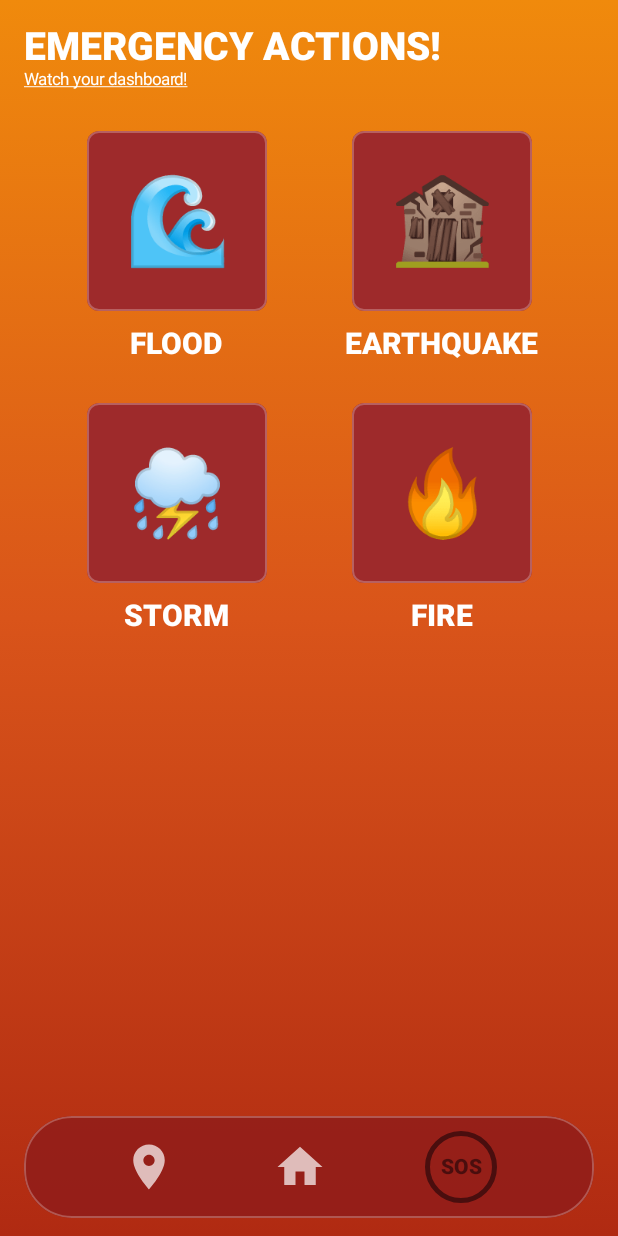
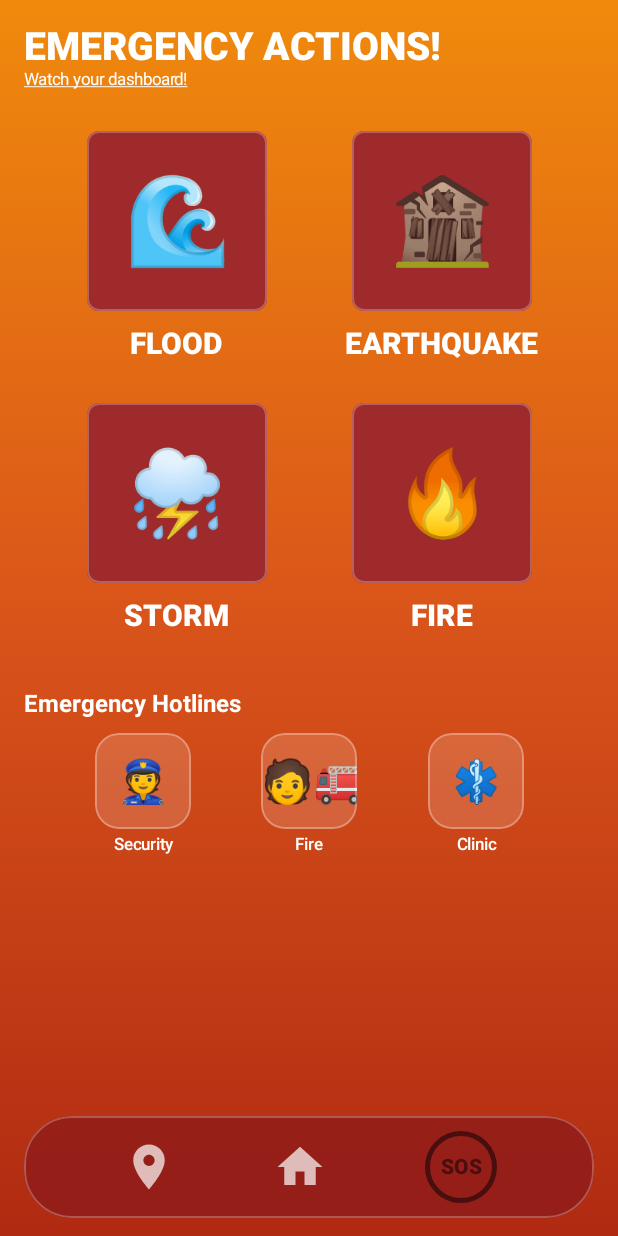
Before and after one commit to qtbby/SmartDrill, an Android app built with Jetpack Compose: the @Preview function EmergencyActionsPreview, on a phone screen of 412 x 824 dp. Run offline under Robolectric (Android 15) with nearby library versions, the phone set to English and light mode, and no system bars.

Commit message:
Add emergency hotline buttons to SOS screen

```diff
--- a/app/src/main/java/com/example/smartdrill/ui/EmergencyActionScreen.kt
+++ b/app/src/main/java/com/example/smartdrill/ui/EmergencyActionScreen.kt
@@ -1,5 +1,7 @@
 package com.example.smartdrill.ui
 
+import android.content.Intent
+import android.net.Uri
 import androidx.compose.foundation.background
 import androidx.compose.foundation.border
 import androidx.compose.foundation.clickable
@@ -19,6 +21,7 @@ import androidx.compose.ui.Alignment
 import androidx.compose.ui.Modifier
 import androidx.compose.ui.draw.clip
 import androidx.compose.ui.graphics.Color
+import androidx.compose.ui.platform.LocalContext
 import androidx.compose.ui.text.font.FontWeight
 import androidx.compose.ui.text.style.TextDecoration
 import androidx.compose.ui.tooling.preview.Preview
@@ -34,6 +37,12 @@ fun EmergencyActionsScreen(
     onClearAlert: () -> Unit = {},
     onTabSelected: (BottomTab) -> Unit = {}
 ) {
+    val context = LocalContext.current
+
+    fun dial(number: String) {
+        context.startActivity(Intent(Intent.ACTION_DIAL, Uri.parse("tel:$number")))
+    }
+
     // Keep the selection pending until the user confirms the broadcast in the dialog.
     var pending by remember { mutableStateOf<Disaster?>(null) }
 
@@ -77,6 +86,24 @@ fun EmergencyActionsScreen(
 
                 if (activeDisaster != null) {
                     AuthButton("Clear alert (all safe)", onClearAlert)
+                    Spacer(Modifier.height(20.dp))
+                }
+
+                Spacer(Modifier.height(10.dp))
+                Text(
+                    text = "Emergency Hotlines",
+                    color = Color.White,
+                    fontWeight = FontWeight.Bold,
+                    fontSize = 16.sp
+                )
+                Spacer(Modifier.height(10.dp))
+                Row(
+                    modifier = Modifier.fillMaxWidth(),
+                    horizontalArrangement = Arrangement.SpaceEvenly
+                ) {
+                    HotlineButton("👮", "Security") { dial("911") }
+                    HotlineButton("🧑‍🚒", "Fire") { dial("911") }
+                    HotlineButton("⚕️", "Clinic") { dial("911") }
                 }
             }
             AppBottomBar(BottomTab.SOS, onTabSelected)
@@ -133,6 +160,29 @@ private fun DisasterTile(disaster: Disaster, selected: Boolean, onClick: () -> U
     }
 }
 
+// Present one hotline shortcut.
+@Composable
+private fun HotlineButton(icon: String, label: String, onClick: () -> Unit) {
+    val shape = RoundedCornerShape(16.dp)
+    Column(
+        horizontalAlignment = Alignment.CenterHorizontally,
+        modifier = Modifier.clickable { onClick() }
+    ) {
+        Box(
+            modifier = Modifier
+                .size(64.dp)
+                .clip(shape)
+                .background(Color.White.copy(alpha = 0.15f))
+                .border(1.dp, Color.White.copy(alpha = 0.3f), shape),
+            contentAlignment = Alignment.Center
+        ) {
+            Text(icon, fontSize = 28.sp)
+        }
+        Spacer(Modifier.height(4.dp))
+        Text(label, color = Color.White, fontSize = 11.sp, fontWeight = FontWeight.Medium)
+    }
+}
+
 // Preview the SOS destination without an active alert.
 @Preview(showBackground = true, widthDp = 360, heightDp = 780)
 @Composable
```
